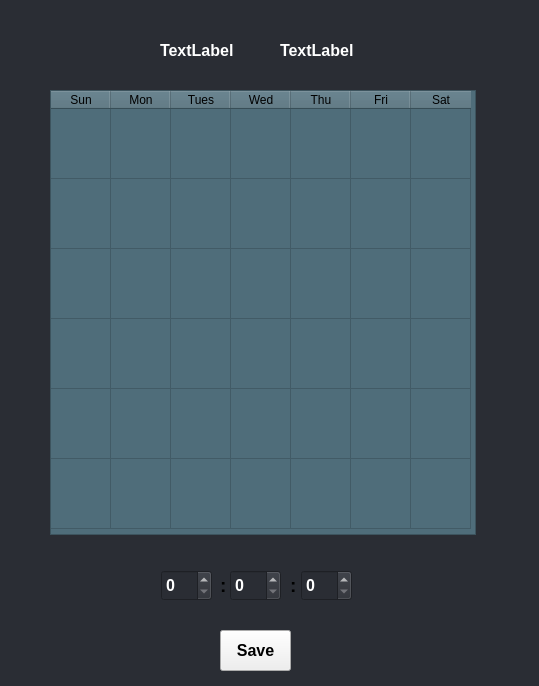
Before: the Qt Designer form WorkShopProject/calendardialog.ui in shaahinfaezi/WorkShopProject, drawn with Qt 5.
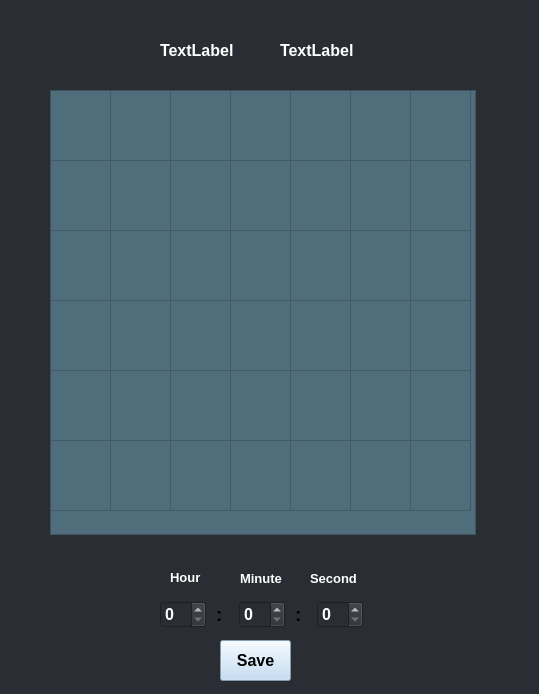
After: the same form once the commit is applied.

What changed in the file:
```diff
--- a/WorkShopProject/calendardialog.ui
+++ b/WorkShopProject/calendardialog.ui
@@ -7,19 +7,19 @@
     <x>0</x>
     <y>0</y>
     <width>539</width>
-    <height>686</height>
+    <height>694</height>
    </rect>
   </property>
   <property name="minimumSize">
    <size>
-    <width>0</width>
-    <height>0</height>
+    <width>500</width>
+    <height>694</height>
    </size>
   </property>
   <property name="maximumSize">
    <size>
-    <width>16777215</width>
-    <height>16777215</height>
+    <width>700</width>
+    <height>700</height>
    </size>
   </property>
   <property name="font">
@@ -58,7 +58,7 @@
     <bool>true</bool>
    </property>
    <attribute name="horizontalHeaderVisible">
-    <bool>true</bool>
+    <bool>false</bool>
    </attribute>
    <attribute name="horizontalHeaderCascadingSectionResizes">
     <bool>false</bool>
@@ -196,7 +196,7 @@
     </font>
    </property>
    <property name="styleSheet">
-    <string notr="true">color:rgb(255, 255, 255);</string>
+    <string notr="true">color:rgb(253, 255, 252);</string>
    </property>
    <property name="text">
     <string>TextLabel</string>
@@ -219,7 +219,7 @@
     </font>
    </property>
    <property name="styleSheet">
-    <string notr="true">color:rgb(255, 255, 255);</string>
+    <string notr="true">color:rgb(253, 255, 252);</string>
    </property>
    <property name="text">
     <string>TextLabel</string>
@@ -229,7 +229,7 @@
    <property name="geometry">
     <rect>
      <x>220</x>
-     <y>630</y>
+     <y>640</y>
      <width>71</width>
      <height>41</height>
     </rect>
@@ -241,62 +241,97 @@
     </sizepolicy>
    </property>
    <property name="styleSheet">
-    <string notr="true">background-color:rgb(239, 239, 239);
+    <string notr="true">background-color:rgb(186, 215, 242);
 color:rgb(0, 0, 0);</string>
    </property>
    <property name="text">
     <string>Save</string>
    </property>
   </widget>
-  <widget class="QLabel" name="label_3">
+  <widget class="QLabel" name="label_5">
    <property name="geometry">
     <rect>
-     <x>220</x>
-     <y>560</y>
-     <width>21</width>
-     <height>51</height>
+     <x>170</x>
+     <y>570</y>
+     <width>47</width>
+     <height>14</height>
     </rect>
    </property>
    <property name="font">
     <font>
-     <pointsize>14</pointsize>
+     <pointsize>10</pointsize>
      <weight>75</weight>
      <bold>true</bold>
     </font>
    </property>
+   <property name="styleSheet">
+    <string notr="true">color:rgb(253, 255, 252);</string>
+   </property>
    <property name="text">
-    <string>:</string>
+    <string>Hour</string>
    </property>
   </widget>
-  <widget class="QLabel" name="label_4">
+  <widget class="QLabel" name="label_6">
    <property name="geometry">
     <rect>
-     <x>290</x>
-     <y>560</y>
-     <width>21</width>
-     <height>51</height>
+     <x>240</x>
+     <y>570</y>
+     <width>61</width>
+     <height>16</height>
     </rect>
    </property>
    <property name="font">
     <font>
-     <pointsize>14</pointsize>
+     <pointsize>10</pointsize>
      <weight>75</weight>
      <bold>true</bold>
     </font>
    </property>
+   <property name="styleSheet">
+    <string notr="true">color:rgb(253, 255, 252);</string>
+   </property>
    <property name="text">
-    <string>:</string>
+    <string>Minute</string>
    </property>
   </widget>
+  <widget class="QLabel" name="label_7">
+   <property name="geometry">
+    <rect>
+     <x>310</x>
+     <y>570</y>
+     <width>51</width>
+     <height>16</height>
+    </rect>
+   </property>
+   <property name="font">
+    <font>
+     <pointsize>10</pointsize>
+     <weight>75</weight>
+     <bold>true</bold>
+    </font>
+   </property>
+   <property name="styleSheet">
+    <string notr="true">color:rgb(253, 255, 252);</string>
+   </property>
+   <property name="text">
+    <string>Second</string>
+   </property>
+  </widget>
+  <widget class="QWidget" name="layoutWidget">
+   <property name="geometry">
+    <rect>
+     <x>160</x>
+     <y>600</y>
+     <width>203</width>
+     <height>29</height>
+    </rect>
+   </property>
+   <layout class="QHBoxLayout" name="horizontalLayout">
+    <property name="spacing">
+     <number>10</number>
+    </property>
+    <item>
   <widget class="QSpinBox" name="spinBox">
-   <property name="geometry">
-    <rect>
-     <x>161</x>
-     <y>570</y>
-     <width>51</width>
-     <height>31</height>
-    </rect>
-   </property>
    <property name="font">
     <font>
      <pointsize>12</pointsize>
@@ -311,15 +346,23 @@
     <number>23</number>
    </property>
   </widget>
+    </item>
+    <item>
+     <widget class="QLabel" name="label_3">
+      <property name="font">
+       <font>
+        <pointsize>14</pointsize>
+        <weight>75</weight>
+        <bold>true</bold>
+       </font>
+      </property>
+      <property name="text">
+       <string>:</string>
+      </property>
+     </widget>
+    </item>
+    <item>
   <widget class="QSpinBox" name="spinBox_2">
-   <property name="geometry">
-    <rect>
-     <x>230</x>
-     <y>570</y>
-     <width>51</width>
-     <height>31</height>
-    </rect>
-   </property>
    <property name="font">
     <font>
      <pointsize>12</pointsize>
@@ -334,15 +377,23 @@
     <number>59</number>
    </property>
   </widget>
+    </item>
+    <item>
+     <widget class="QLabel" name="label_4">
+      <property name="font">
+       <font>
+        <pointsize>14</pointsize>
+        <weight>75</weight>
+        <bold>true</bold>
+       </font>
+      </property>
+      <property name="text">
+       <string>:</string>
+      </property>
+     </widget>
+    </item>
+    <item>
   <widget class="QSpinBox" name="spinBox_3">
-   <property name="geometry">
-    <rect>
-     <x>301</x>
-     <y>570</y>
-     <width>51</width>
-     <height>31</height>
-    </rect>
-   </property>
    <property name="font">
     <font>
      <pointsize>12</pointsize>
@@ -359,6 +410,9 @@
    <property name="value">
     <number>0</number>
    </property>
+     </widget>
+    </item>
+   </layout>
   </widget>
  </widget>
  <resources/>
```
Lines whose indentation alone changed are shown as unchanged.
